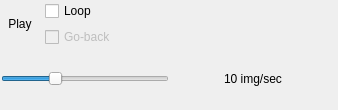
First picture: the form in starviewer/src/core/qcinecontrollerbase.ui, repository starviewer-medical/starviewer, before the edit.
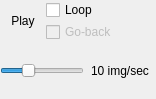
Second picture: the form after the edit. Icons and pictures are not drawn.

Patch:
```diff
--- a/starviewer/src/core/qcinecontrollerbase.ui
+++ b/starviewer/src/core/qcinecontrollerbase.ui
@@ -5,8 +5,8 @@
    <rect>
     <x>0</x>
     <y>0</y>
-    <width>338</width>
-    <height>110</height>
+    <width>156</width>
+    <height>99</height>
    </rect>
   </property>
   <property name="windowTitle" >
@@ -14,10 +14,10 @@
   </property>
   <layout class="QVBoxLayout" >
    <property name="margin" >
-    <number>1</number>
+    <number>0</number>
    </property>
    <property name="spacing" >
-    <number>1</number>
+    <number>0</number>
    </property>
    <item>
     <layout class="QHBoxLayout" >
@@ -25,10 +25,16 @@
       <number>0</number>
      </property>
      <property name="spacing" >
-      <number>6</number>
+      <number>0</number>
      </property>
      <item>
       <widget class="QToolButton" name="m_playToolButton" >
+       <property name="minimumSize" >
+        <size>
+         <width>46</width>
+         <height>0</height>
+        </size>
+       </property>
        <property name="text" >
         <string>Play</string>
        </property>
@@ -42,7 +48,7 @@
         </size>
        </property>
        <property name="toolButtonStyle" >
-        <enum>Qt::ToolButtonTextUnderIcon</enum>
+        <enum>Qt::ToolButtonIconOnly</enum>
        </property>
        <property name="autoRaise" >
         <bool>true</bool>
@@ -55,7 +61,7 @@
         <number>0</number>
        </property>
        <property name="spacing" >
-        <number>6</number>
+        <number>2</number>
        </property>
        <item>
         <widget class="QCheckBox" name="m_loopCheckBox" >
```
